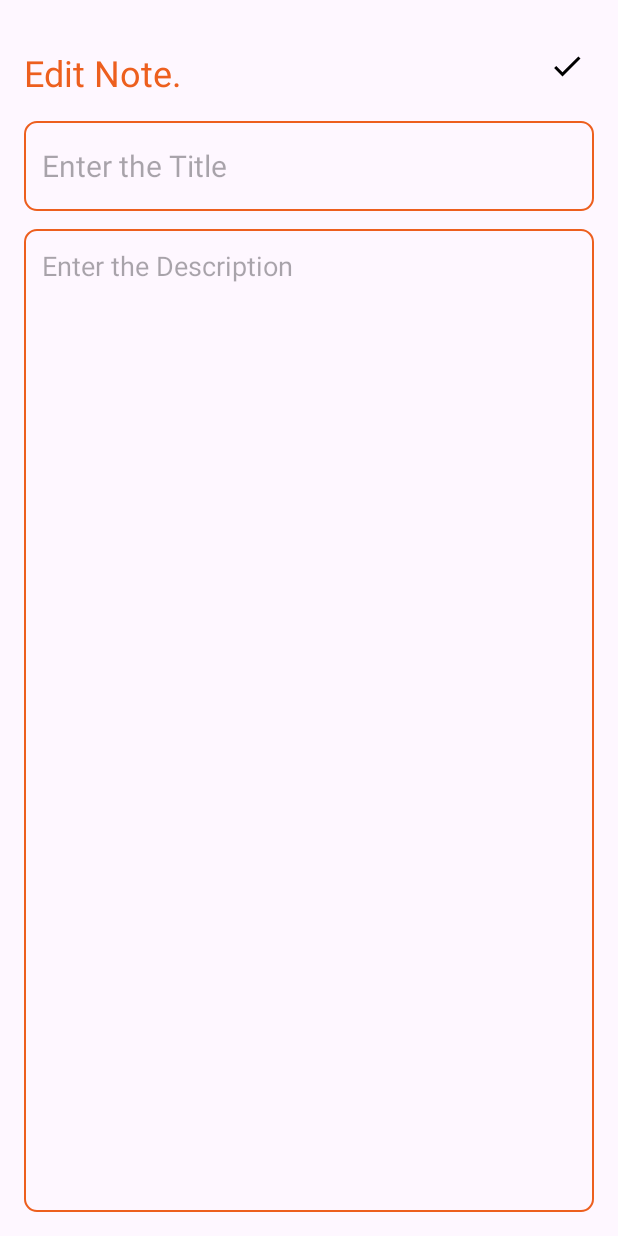
After one commit to Harytharan/Notes, an Android app: the UpdateNoteActivity screen opened directly, with no data from a screen before it, on a phone screen of 412 x 824 dp. The commit adds this screen. Run offline under Robolectric (Android 15) with nearby library versions, the phone set to English and light mode, and no system bars; 1 statement that could not run was skipped.

Commit message:
Update the Notes

```diff
--- a/app/src/main/AndroidManifest.xml
+++ b/app/src/main/AndroidManifest.xml
@@ -13,6 +13,9 @@
         android:theme="@style/Theme.Notes"
         tools:targetApi="31">
         <activity
+            android:name=".UpdateNoteActivity"
+            android:exported="false" />
+        <activity
             android:name=".AddNoteActivity"
             android:exported="false" />
         <activity
--- /dev/null
+++ b/app/src/main/java/com/example/notes/UpdateNoteActivity.kt
@@ -0,0 +1,46 @@
+package com.example.notes
+
+import android.os.Bundle
+import android.widget.Toast
+import androidx.activity.enableEdgeToEdge
+import androidx.appcompat.app.AppCompatActivity
+import androidx.core.view.ViewCompat
+import androidx.core.view.WindowInsetsCompat
+import com.example.notes.databinding.ActivityUpdateNoteBinding
+
+class UpdateNoteActivity : AppCompatActivity() {
+
+    private lateinit var binding:ActivityUpdateNoteBinding
+    private lateinit var db: NotesDatabaseHelper
+    private var noteId: Int = -1
+    override fun onCreate(savedInstanceState: Bundle?) {
+        super.onCreate(savedInstanceState)
+
+        binding = ActivityUpdateNoteBinding.inflate(layoutInflater)
+        setContentView(binding.root)
+
+        db = NotesDatabaseHelper(this)
+
+        noteId = intent.getIntExtra("note_id", -1)
+        if(noteId== -1){
+            finish()
+            return
+        }
+
+
+        val note = db.getNoteByID(noteId)
+        binding.updateTitleEditText.setText(note.title)
+        binding.updateContentEditText.setText(note.content)
+
+        binding.updateSaveButton.setOnClickListener{
+            val newTitle = binding.updateTitleEditText.text.toString()
+            val newContent = binding.updateContentEditText.text.toString()
+            val updateNote = Note(noteId, newTitle, newContent)
+            db.updateNote(updateNote)
+            finish()
+            Toast.makeText(this, "Changes Saved", Toast.LENGTH_SHORT).show()
+        }
+
+
+    }
+}
--- /dev/null
+++ b/app/src/main/res/drawable/baseline_create_24.xml
@@ -0,0 +1,5 @@
+<vector xmlns:android="http://schemas.android.com/apk/res/android" android:height="24dp" android:tint="#ED6F1E" android:viewportHeight="24" android:viewportWidth="24" android:width="24dp">
+
+    <path android:fillColor="@android:color/white" android:pathData="M3,17.25V21h3.75L17.81,9.94l-3.75,-3.75L3,17.25zM20.71,7.04c0.39,-0.39 0.39,-1.02 0,-1.41l-2.34,-2.34c-0.39,-0.39 -1.02,-0.39 -1.41,0l-1.83,1.83 3.75,3.75 1.83,-1.83z"/>
+
+</vector>
--- a/app/src/main/res/layout/activity_main.xml
+++ b/app/src/main/res/layout/activity_main.xml
@@ -13,7 +13,7 @@
         android:layout_height="wrap_content"
         android:layout_alignParentTop="true"
         android:layout_marginStart="18dp"
-        android:layout_marginTop="16dp"
+        android:layout_marginTop="32dp"
         android:text="Notes."
         android:textColor="@color/orange"
         android:textSize="24sp" />
@@ -24,7 +24,7 @@
         android:layout_height="wrap_content"
         android:layout_alignParentTop="true"
         android:layout_alignParentBottom="true"
-        android:layout_marginTop="48dp"
+        android:layout_marginTop="68dp"
         android:layout_marginBottom="104dp"
         android:clipToPadding="false"
         android:padding="16dp" />
--- /dev/null
+++ b/app/src/main/res/layout/activity_update_note.xml
@@ -0,0 +1,60 @@
+<?xml version="1.0" encoding="utf-8"?>
+<RelativeLayout
+    xmlns:android="http://schemas.android.com/apk/res/android"
+    xmlns:app="http://schemas.android.com/apk/res-auto"
+    xmlns:tools="http://schemas.android.com/tools"
+    android:id="@+id/main"
+    android:layout_width="match_parent"
+    android:layout_height="match_parent"
+    tools:context=".UpdateNoteActivity"
+    android:orientation="vertical"
+    android:padding="16dp">
+
+    <TextView
+        android:layout_width="wrap_content"
+        android:layout_height="wrap_content"
+        android:id="@+id/editNoteHeading"
+        android:layout_alignParentTop="true"
+        android:layout_marginTop="16dp"
+        android:text="Edit Note."
+        android:textColor="@color/orange"
+        android:textSize="24sp"/>
+    <ImageView
+        android:layout_width="wrap_content"
+        android:layout_height="wrap_content"
+        android:id="@+id/updateSaveButton"
+        android:src="@drawable/baseline_check_24"
+        android:layout_alignParentEnd="true"
+        android:layout_alignTop="@+id/editNoteHeading"
+        android:layout_marginEnd="6dp"/>
+
+    <EditText
+        android:layout_width="match_parent"
+        android:layout_height="60dp"
+        android:id="@+id/updateTitleEditText"
+        android:hint="Enter the Title"
+        android:padding="12dp"
+        android:textSize="20sp"
+        android:layout_below="@+id/editNoteHeading"
+        android:background="@drawable/orange_border"
+        android:layout_marginTop="16dp"
+        android:maxLines="1"/>
+
+    <EditText
+        android:layout_width="match_parent"
+        android:layout_height="match_parent"
+        android:id="@+id/updateContentEditText"
+        android:hint="Enter the Description"
+        android:gravity="top"
+        android:padding="12dp"
+        android:textSize="18sp"
+        android:layout_below="@+id/updateTitleEditText"
+        android:background="@drawable/orange_border"
+        android:layout_marginTop="12dp"
+        android:maxLines="1"/>
+
+
+
+
+
+</RelativeLayout>
```
Also changed, not shown: app/src/main/java/com/example/notes/NotesAdapter.kt (+10 -0 lines), app/src/main/java/com/example/notes/NotesDatabaseHelper.kt (+27 -0 lines), app/src/main/res/layout/note_item.xml (+8 -0 lines).
